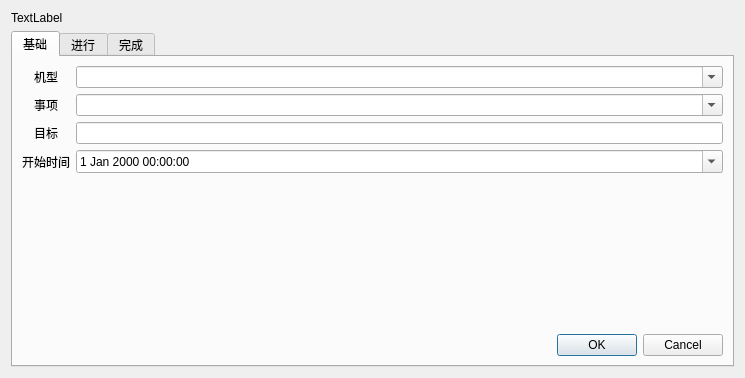
Old version of the form uidayreport.ui in the repository ncs19960831/Report.
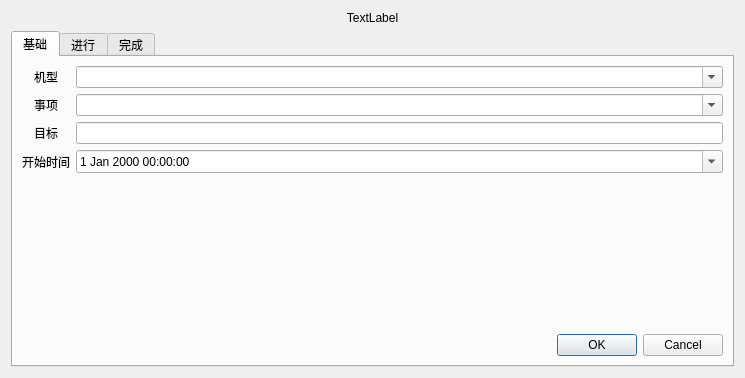
New version of the form.

Commit message: 完善当前加入界面的筛选与修改。现在正准备将添加的菜单项逐项的显示到主Table上面

```diff
--- a/uidayreport.ui
+++ b/uidayreport.ui
@@ -225,10 +225,25 @@
     </layout>
    </item>
    <item row="0" column="0">
-    <widget class="QLabel" name="label">
+    <widget class="QLabel" name="NameText">
+     <property name="sizePolicy">
+      <sizepolicy hsizetype="Preferred" vsizetype="Fixed">
+       <horstretch>0</horstretch>
+       <verstretch>0</verstretch>
+      </sizepolicy>
+     </property>
+     <property name="maximumSize">
+      <size>
+       <width>16777215</width>
+       <height>16777215</height>
+      </size>
+     </property>
      <property name="text">
       <string>TextLabel</string>
      </property>
+     <property name="alignment">
+      <set>Qt::AlignCenter</set>
+     </property>
     </widget>
    </item>
   </layout>
```
The commit also changes 5 other files.
